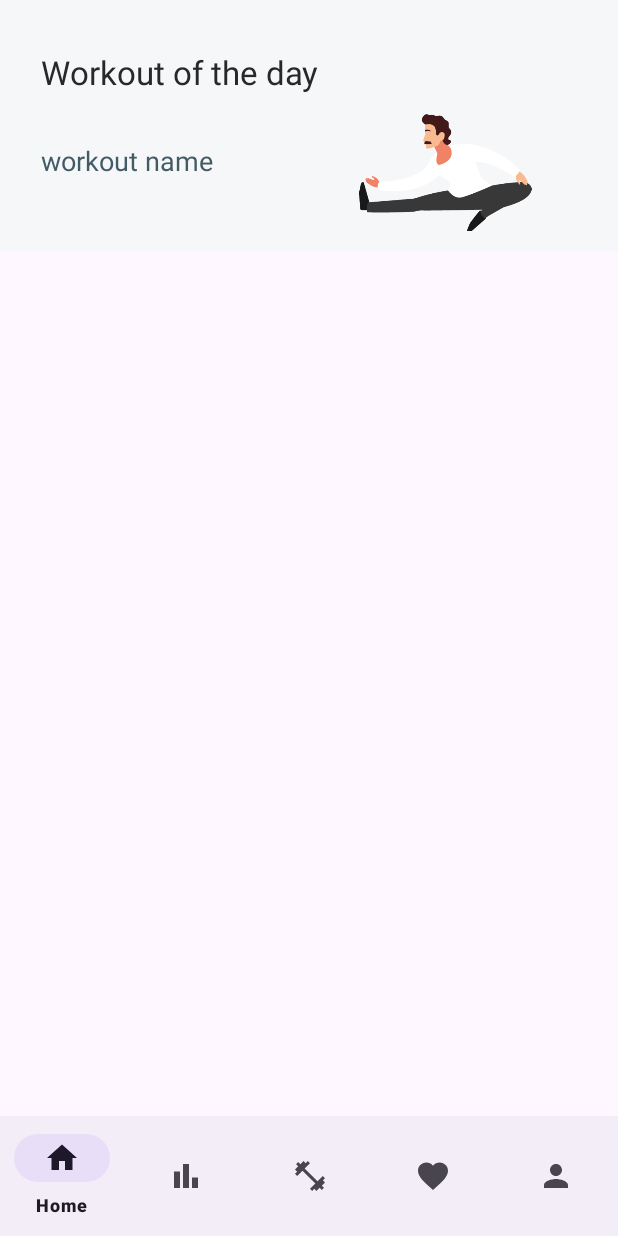
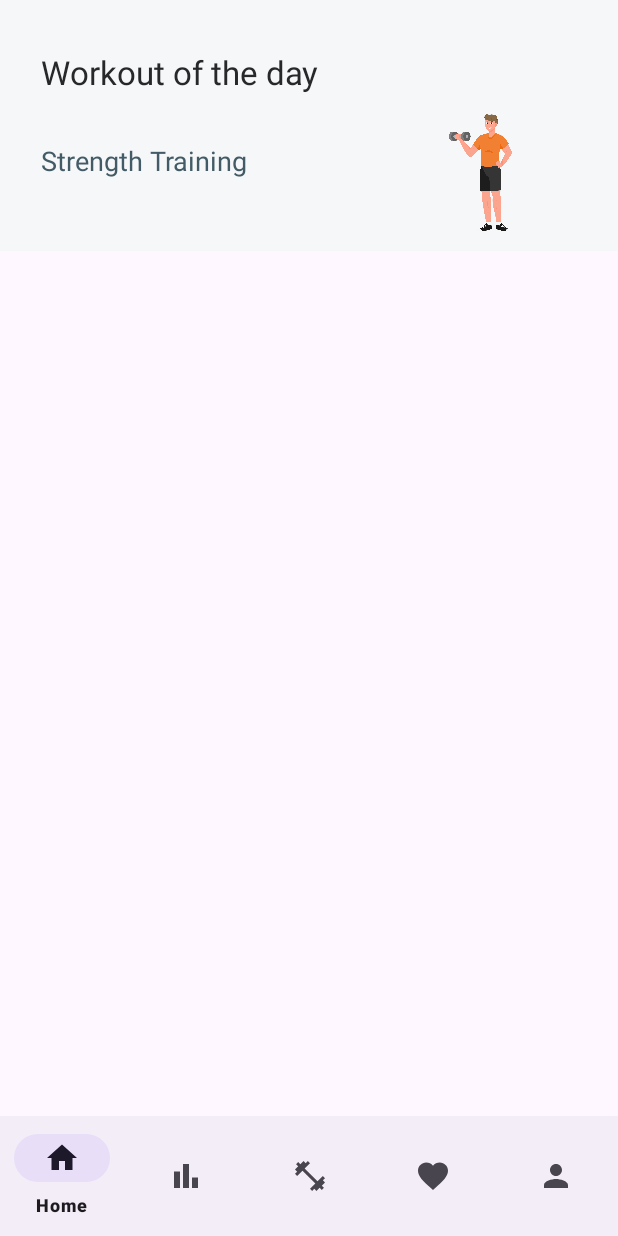
Before and after one commit to khyatiVyas1305/FitFiesta, an Android app: the screen it shows after launch (MainActivity), on a phone screen of 412 x 824 dp. Run offline under Robolectric (Android 15) with nearby library versions, the light colour scheme and no system bars; Roboto replaces fonts that are not available here.

Commit message:
display text and image of workout according to the day

```diff
--- a/app/src/main/java/com/example/fitfiesta/HomeFragment.kt
+++ b/app/src/main/java/com/example/fitfiesta/HomeFragment.kt
@@ -5,6 +5,10 @@ import androidx.fragment.app.Fragment
 import android.view.LayoutInflater
 import android.view.View
 import android.view.ViewGroup
+import android.widget.ImageView
+import android.widget.TextView
+import androidx.recyclerview.widget.RecyclerView
+import java.util.Calendar
 
 // TODO: Rename parameter arguments, choose names that match
 // the fragment initialization parameters, e.g. ARG_ITEM_NUMBER
@@ -21,6 +25,9 @@ class HomeFragment : Fragment() {
     private var param1: String? = null
     private var param2: String? = null
 
+    lateinit var randomTV: TextView
+    lateinit var randomImg : ImageView
+
     override fun onCreate(savedInstanceState: Bundle?) {
         super.onCreate(savedInstanceState)
         arguments?.let {
@@ -34,7 +41,46 @@ class HomeFragment : Fragment() {
         savedInstanceState: Bundle?
     ): View? {
         // Inflate the layout for this fragment
-        return inflater.inflate(R.layout.fragment_home, container, false)
+        val view = inflater.inflate(R.layout.fragment_home, container, false)
+
+        randomTV = view.findViewById(R.id.cardTextView)
+        randomImg = view.findViewById(R.id.cardImage)
+
+        val calendar = Calendar.getInstance()
+        val day = calendar[Calendar.DAY_OF_WEEK]
+
+        when (day) {
+            Calendar.SUNDAY -> {
+                randomTV.text = "Cardio"
+                randomImg.setImageResource(R.drawable.sretching)
+            }
+            Calendar.MONDAY -> {
+                randomTV.text = "Yoga"
+                randomImg.setImageResource(R.drawable.yoga)
+            }
+            Calendar.TUESDAY -> {
+                randomTV.text = "Strength Training"
+                randomImg.setImageResource(R.drawable.weight_lifting)
+            }
+            Calendar.WEDNESDAY -> {
+                randomTV.text = "Endurance Training"
+                randomImg.setImageResource(R.drawable.running)
+            }
+            Calendar.THURSDAY -> {
+                randomTV.text = "Core Workouts"
+                randomImg.setImageResource(R.drawable.core_workout)
+            }
+            Calendar.FRIDAY -> {
+                randomTV.text = "Isometric Workouts"
+                randomImg.setImageResource(R.drawable.lunges)
+            }
+            Calendar.SATURDAY -> {
+                randomTV.text = "Cardio"
+                randomImg.setImageResource(R.drawable.sretching)
+            }
+        }
+
+        return view
     }
 
     companion object {
--- a/app/src/main/java/com/example/fitfiesta/MainActivity.kt
+++ b/app/src/main/java/com/example/fitfiesta/MainActivity.kt
@@ -2,8 +2,11 @@ package com.example.fitfiesta
 
 import androidx.appcompat.app.AppCompatActivity
 import android.os.Bundle
+import android.widget.ImageView
+import android.widget.TextView
 import androidx.fragment.app.Fragment
 import com.example.fitfiesta.databinding.ActivityMainBinding
+import java.util.Calendar
 
 class MainActivity : AppCompatActivity() {
 
@@ -13,6 +16,7 @@ class MainActivity : AppCompatActivity() {
         binding = ActivityMainBinding.inflate(layoutInflater)
         setContentView(binding.root)
         replaceFragment(HomeFragment())
+
 
         //BOTTOM NAVIGATION
         binding.bottomNavigationView.setOnItemSelectedListener {
```
